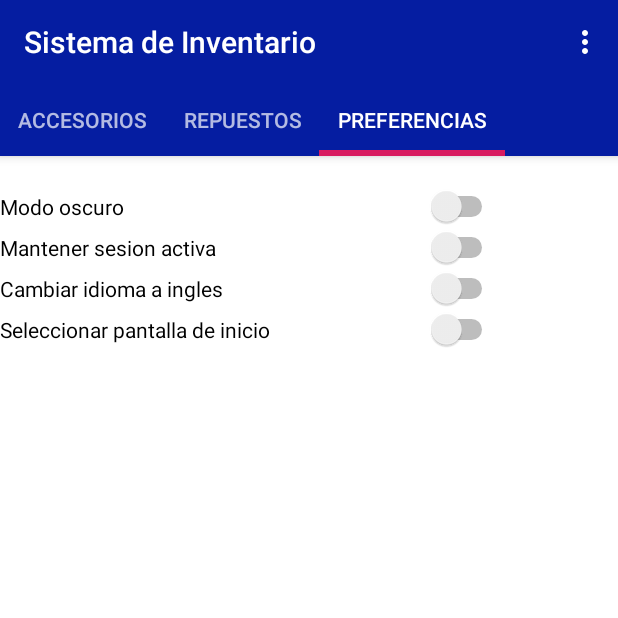
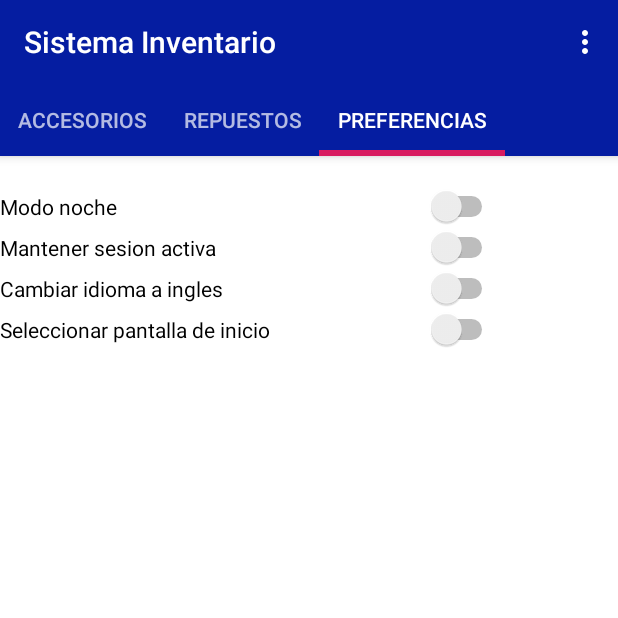
Before and after one commit to AndresGarciaPerez/SistemaInventariosAndroid, an Android app: the fragment ChangePassword placed in its activity, in the options menu, after a tap on "Preferencias", on a phone screen of 412 x 824 dp, the top half of it. Run offline under Robolectric (Android 15) with nearby library versions, the phone set to English and light mode, and no system bars.

Commit message:
se agrego modo ingles y modo oscuro a las preferencias

```diff
--- a/app/src/main/java/com/electivaIII/sistemainventario/MainActivity.java
+++ b/app/src/main/java/com/electivaIII/sistemainventario/MainActivity.java
@@ -1,5 +1,8 @@
 package com.electivaIII.sistemainventario;
 
+import android.content.Context;
+import android.content.Intent;
+import android.content.SharedPreferences;
 import android.os.Bundle;
 
 import com.electivaIII.sistemainventario.fragments.ChangePassword;
@@ -24,6 +27,8 @@ public class MainActivity extends AppCompatActivity {
     private ViewPager viewPager;
     private SectionsPagerAdapter sectionsPagerAdapter;
     public List tabsName = new ArrayList<>();
+    Preferences preferences;
+    Boolean language=false;
 
     @Override
     protected void onCreate(Bundle savedInstanceState) {
@@ -31,9 +36,20 @@ public class MainActivity extends AppCompatActivity {
         setContentView(R.layout.activity_main);
         Toolbar toolbar = findViewById(R.id.toolbar);
         setSupportActionBar(toolbar);
+        preferences = new Preferences();
 
         tabsName.add("Accesorios");
         tabsName.add("Repuestos");
+
+        SharedPreferences idioma = this.getSharedPreferences("idioma", Context.MODE_PRIVATE);
+        language = idioma.getBoolean("trueIdioma",false);
+        if (language==true){
+            tabsName.set(0,"Spare part");
+            tabsName.set(1,"Accesories");
+            setTitle("Inventory System");
+        } else if(language==false){
+            setTitle("Sistema Inventario");
+        }
 
 
         sectionsPagerAdapter = new SectionsPagerAdapter(this,
@@ -85,6 +101,18 @@ public class MainActivity extends AppCompatActivity {
     public boolean onCreateOptionsMenu(Menu menu) {
         // Inflate the menu; this adds items to the action bar if it is present.
         getMenuInflater().inflate(R.menu.menu_main, menu);
+        MenuItem changePass = menu.findItem(R.id.changePassword);
+        MenuItem preferences = menu.findItem(R.id.preferences);
+        MenuItem logout = menu.findItem(R.id.logout);
+        if (language==true){
+            changePass.setTitle("Change password");
+            preferences.setTitle("Preferences");
+            logout.setTitle("Log out");
+        }else if (language==false){
+            changePass.setTitle("Cambiar contraseña");
+            preferences.setTitle("Preferencias");
+            logout.setTitle("Cerrar sesion");
+        }
         return true;
     }
 
@@ -95,6 +123,7 @@ public class MainActivity extends AppCompatActivity {
         // as you specify a parent activity in AndroidManifest.xml.
         int id = item.getItemId();
         Fragment fragment = null;
+
         switch (id){
             case R.id.changePassword:
                 fragment = new ChangePassword();
@@ -116,7 +145,9 @@ public class MainActivity extends AppCompatActivity {
 
                 break;
             case R.id.logout:
-                finish();
+                Intent i = new Intent(getApplicationContext(), LoginActivity.class);
+                startActivity(i);
+                this.finish();
         }
 
 
--- a/app/src/main/java/com/electivaIII/sistemainventario/fragments/AccesoriosFile/ListAccesorios.java
+++ b/app/src/main/java/com/electivaIII/sistemainventario/fragments/AccesoriosFile/ListAccesorios.java
@@ -1,6 +1,8 @@
 package com.electivaIII.sistemainventario.fragments.AccesoriosFile;
 
 
+import android.content.Context;
+import android.content.SharedPreferences;
 import android.os.Bundle;
 
 import androidx.fragment.app.Fragment;
@@ -26,8 +28,7 @@ import java.util.List;
  * A simple {@link Fragment} subclass.
  */
 public class ListAccesorios extends Fragment {
-
-
+    Boolean language=false;
     public ListAccesorios() {
         // Required empty public constructor
     }
@@ -46,7 +47,11 @@ public class ListAccesorios extends Fragment {
         listAccesorios = v.findViewById(R.id.listAccesorios);
         txtFindListAccesorios = v.findViewById(R.id.txtFindListAccesorios);
 
-
+        SharedPreferences idioma = getActivity().getSharedPreferences("idioma", Context.MODE_PRIVATE);
+        language = idioma.getBoolean("trueIdioma",false);
+        if (language==true){
+           txtFindListAccesorios.setHint("Search");
+        }
 
         String[] name = {
                 "Pantalla LG",
--- a/app/src/main/java/com/electivaIII/sistemainventario/fragments/ChangePassword.java
+++ b/app/src/main/java/com/electivaIII/sistemainventario/fragments/ChangePassword.java
@@ -1,5 +1,7 @@
 package com.electivaIII.sistemainventario.fragments;
 
+import android.content.Context;
+import android.content.SharedPreferences;
 import android.os.Bundle;
 
 import androidx.fragment.app.Fragment;
@@ -7,6 +9,9 @@ import androidx.fragment.app.Fragment;
 import android.view.LayoutInflater;
 import android.view.View;
 import android.view.ViewGroup;
+import android.widget.Button;
+import android.widget.EditText;
+import android.widget.TextView;
 
 import com.electivaIII.sistemainventario.R;
 
@@ -14,7 +19,10 @@ import com.electivaIII.sistemainventario.R;
  * A simple {@link Fragment} subclass.
  */
 public class ChangePassword extends Fragment {
-
+    Boolean language=false;
+    EditText edtActual, edtNueva, edtConfirmar;
+    Button btnConfirmar;
+    TextView tvUsuario, tvPass;
     public ChangePassword() {
         // Required empty public constructor
     }
@@ -25,6 +33,22 @@ public class ChangePassword extends Fragment {
                              Bundle savedInstanceState) {
         // Inflate the layout for this fragment
         View v = inflater.inflate(R.layout.fragment_change_password, container, false);
+        btnConfirmar = v.findViewById(R.id.btnConfirmar);
+        edtActual = v.findViewById(R.id.edtActual);
+        edtNueva = v.findViewById(R.id.edtNueva);
+        edtConfirmar = v.findViewById(R.id.edtConfirmar);
+        tvUsuario = v.findViewById(R.id.tUser);
+        tvPass = v.findViewById(R.id.tPass);
+
+        SharedPreferences idioma = getActivity().getSharedPreferences("idioma", Context.MODE_PRIVATE);
+        language = idioma.getBoolean("trueIdioma",false);
+        if (language==true){
+            edtActual.setHint("Current Password");
+            edtNueva.setHint("New Password");
+            edtConfirmar.setHint("Confirm Password");
+            btnConfirmar.setText("Confirm");
+        }
+
         return v;
     }
 }
--- a/app/src/main/java/com/electivaIII/sistemainventario/fragments/Preferences.java
+++ b/app/src/main/java/com/electivaIII/sistemainventario/fragments/Preferences.java
@@ -1,6 +1,7 @@
 package com.electivaIII.sistemainventario.fragments;
 
 import android.content.Context;
+import android.content.Intent;
 import android.content.SharedPreferences;
 import android.os.Bundle;
 import android.view.LayoutInflater;
@@ -8,11 +9,13 @@ import android.view.View;
 import android.view.ViewGroup;
 import android.widget.CompoundButton;
 import android.widget.Switch;
+import android.widget.TextView;
 
 import androidx.appcompat.app.AppCompatDelegate;
 import androidx.fragment.app.Fragment;
 
 import com.electivaIII.sistemainventario.LoginActivity;
+import com.electivaIII.sistemainventario.MainActivity;
 import com.electivaIII.sistemainventario.R;
 
 /**
@@ -27,7 +30,10 @@ public class Preferences extends Fragment {
     public Preferences() {
         // Required empty public constructor
     }
-    private Switch aSwitch;
+    public Switch aSwitch;
+    public Switch inglesSwitch;
+    private TextView tvNoche, tvIngles, tvPantalla, tvSesion;
+    private  Boolean estadoIdioma;
 
     @Override
     public View onCreateView(LayoutInflater inflater, ViewGroup container,
@@ -36,6 +42,53 @@ public class Preferences extends Fragment {
 
         sharedPreferences = this.getActivity().getSharedPreferences(MyPREFERENCES, Context.MODE_PRIVATE);
         aSwitch = v.findViewById(R.id.sModoOscuro);
+        inglesSwitch = v.findViewById(R.id.swIngles);
+        tvNoche = v.findViewById(R.id.tvNoche);
+        tvIngles = v.findViewById(R.id.tvIngles);
+        tvPantalla = v.findViewById(R.id.tvPantalla);
+        tvSesion = v.findViewById(R.id.tvSesion);
+
+        SharedPreferences idioma = getActivity().getSharedPreferences("idioma",Context.MODE_PRIVATE);
+        estadoIdioma = idioma.getBoolean("trueIdioma",false);
+        if (estadoIdioma==true){inglesSwitch.setChecked(true);
+            tvNoche.setText("DarkMode");
+            tvSesion.setText("keep session active");
+            tvIngles.setText("change to Spanish");
+            tvPantalla.setText("Select start view");
+
+        }
+
+
+        inglesSwitch.setOnCheckedChangeListener(new CompoundButton.OnCheckedChangeListener() {
+            @Override
+            public void onCheckedChanged(CompoundButton buttonView, boolean isChecked) {
+                if (isChecked){
+
+                    SharedPreferences idioma = getActivity().getSharedPreferences("idioma",Context.MODE_PRIVATE);
+                    SharedPreferences.Editor editor = idioma.edit();
+                    editor.putBoolean("trueIdioma",true);
+                    editor.apply();
+                    Intent i = new Intent(getActivity(), MainActivity.class);
+                    startActivity(i);
+                }else{
+                    tvNoche.setText("Modo noche");
+                    tvSesion.setText("Mantener sesion activa");
+                    tvIngles.setText("Cambiar a idioma ingles");
+                    tvPantalla.setText("Seleccionar pantalla de inicio");
+
+                    SharedPreferences idioma = getActivity().getSharedPreferences("idioma",Context.MODE_PRIVATE);
+                    SharedPreferences.Editor editor = idioma.edit();
+                    editor.putBoolean("trueIdioma",false);
+                    editor.apply();
+
+                    Intent i = new Intent(getActivity(), MainActivity.class);
+                    startActivity(i);
+                }
+            }
+        });
+
+
+
 
         checkNightModeActivated();
 
@@ -45,10 +98,20 @@ public class Preferences extends Fragment {
                 if(isChecked){
                     AppCompatDelegate.setDefaultNightMode(AppCompatDelegate.MODE_NIGHT_YES);
                     saveNightModeState(true);
+
+                    SharedPreferences estado = getActivity().getSharedPreferences("estado",Context.MODE_PRIVATE);
+                    SharedPreferences.Editor editor = estado.edit();
+                    editor.putBoolean("true",true);
+                    editor.apply();
                    // getActivity().recreate();
                 }else{
                     AppCompatDelegate.setDefaultNightMode(AppCompatDelegate.MODE_NIGHT_NO);
                     saveNightModeState(false);
+
+                    SharedPreferences estado = getActivity().getSharedPreferences("estado",Context.MODE_PRIVATE);
+                    SharedPreferences.Editor editor = estado.edit();
+                    editor.putBoolean("true",false);
+                    editor.apply();
                    // getActivity().recreate();
                 }
             }
--- a/app/src/main/java/com/electivaIII/sistemainventario/fragments/RepuestosFile/ListRepuestos.java
+++ b/app/src/main/java/com/electivaIII/sistemainventario/fragments/RepuestosFile/ListRepuestos.java
@@ -1,6 +1,8 @@
 package com.electivaIII.sistemainventario.fragments.RepuestosFile;
 
 
+import android.content.Context;
+import android.content.SharedPreferences;
 import android.os.Bundle;
 
 import androidx.fragment.app.Fragment;
@@ -26,8 +28,7 @@ import java.util.List;
  * A simple {@link Fragment} subclass.
  */
 public class ListRepuestos extends Fragment {
-
-
+    Boolean language=false;
     public ListRepuestos() {
         // Required empty public constructor
     }
@@ -45,6 +46,12 @@ public class ListRepuestos extends Fragment {
         View v = inflater.inflate(R.layout.fragment_list_repuestos, container, false);
         listRepuestos = v.findViewById(R.id.listRespuestos);
         txtFindListRespuestos = v.findViewById(R.id.txtFindListRespuestos);
+
+        SharedPreferences idioma = getActivity().getSharedPreferences("idioma", Context.MODE_PRIVATE);
+        language = idioma.getBoolean("trueIdioma",false);
+        if (language==true){
+            txtFindListRespuestos.setHint("Search");
+        }
 
         String[] name = {
                 "Placa iPhone 6s",
--- a/app/src/main/res/layout/fragment_preferences.xml
+++ b/app/src/main/res/layout/fragment_preferences.xml
@@ -21,17 +21,18 @@
             android:orientation="horizontal">
 
             <TextView
-                android:id="@+id/textView24"
+                android:id="@+id/tvNoche"
                 android:layout_width="wrap_content"
                 android:layout_height="wrap_content"
-                android:text="Modo oscuro"
+                android:text="Modo noche"
                 android:textColor="#000000" />
 
             <Switch
                 android:id="@+id/sModoOscuro"
                 android:layout_width="match_parent"
                 android:layout_height="wrap_content"
-                android:layout_marginRight="80dp" />
+                android:layout_marginRight="80dp"
+                android:checked="false" />
 
         </LinearLayout>
 
@@ -41,7 +42,7 @@
             android:orientation="horizontal">
 
             <TextView
-                android:id="@+id/textView23"
+                android:id="@+id/tvSesion"
                 android:layout_width="wrap_content"
                 android:layout_height="wrap_content"
                 android:text="Mantener sesion activa"
@@ -61,14 +62,14 @@
             android:orientation="horizontal">
 
             <TextView
-                android:id="@+id/textView22"
+                android:id="@+id/tvIngles"
                 android:layout_width="wrap_content"
                 android:layout_height="wrap_content"
                 android:text="Cambiar idioma a ingles"
                 android:textColor="#000000" />
 
             <Switch
-                android:id="@+id/switch2"
+                android:id="@+id/swIngles"
                 android:layout_width="match_parent"
                 android:layout_height="wrap_content"
                 android:layout_marginRight="80dp" />
@@ -81,7 +82,7 @@
             android:orientation="horizontal">
 
             <TextView
-                android:id="@+id/textView21"
+                android:id="@+id/tvPantalla"
                 android:layout_width="wrap_content"
                 android:layout_height="wrap_content"
                 android:text="Seleccionar pantalla de inicio"
```
Also changed, not shown: app/src/main/java/com/electivaIII/sistemainventario/LoginActivity.java (+28 -3 lines), app/src/main/java/com/electivaIII/sistemainventario/fragments/AccesoriosFile/DetalleAccesorios.java (+10 -1 lines), app/src/main/java/com/electivaIII/sistemainventario/fragments/RepuestosFile/DetalleRepuestos.java (+10 -2 lines), app/src/main/res/layout/activity_login.xml (+4 -5 lines), app/src/main/res/layout/fragment_change_password.xml (+8 -8 lines), app/src/main/res/layout/fragment_list_accesorios.xml (+11 -0 lines), app/src/main/res/layout/fragment_list_repuestos.xml (+11 -0 lines).
